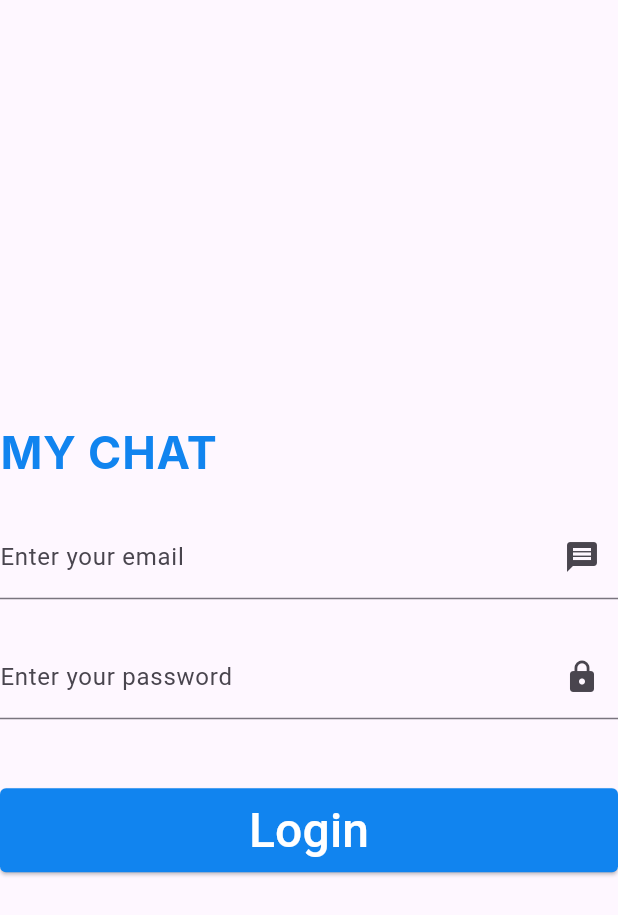
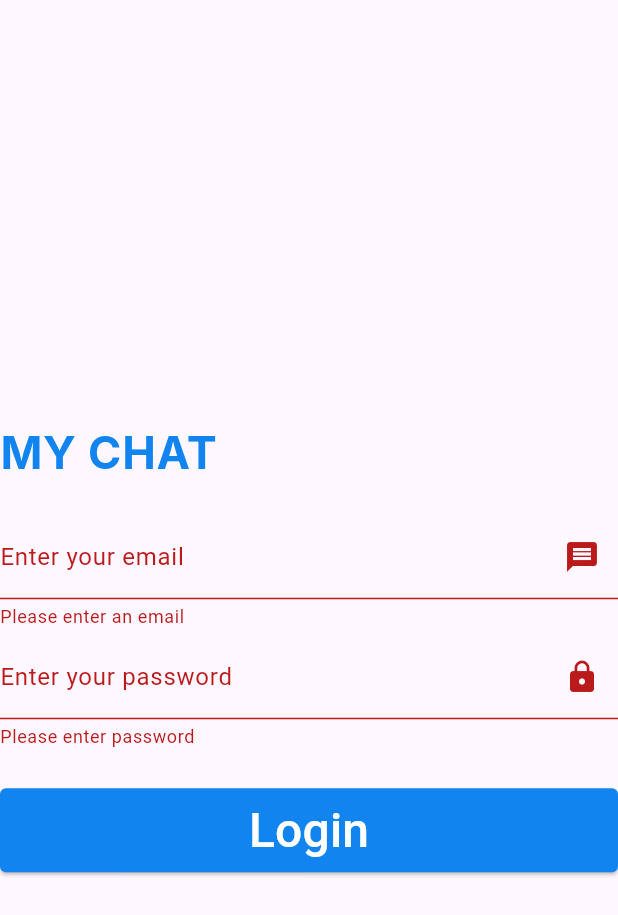
Before and after one commit to konradqweleg/MyChatClient, a Flutter app: the LoginForm screen opened directly, after a tap on "Login", on a phone screen of 412 x 824 dp. Shown: the top 915 px of the screen. Run offline on Flutter 3.47's test engine with Material 2 defaults, Android fonts, the phone set to English and light mode, and no system bars; our stand-ins replace email_validator, google_fonts.

Commit message:
Bug fix with failure to go from main view to login panel. Adding format validators in the login view.

```diff
--- a/lib/animations/PageRouteTransition.dart
+++ b/lib/animations/PageRouteTransition.dart
@@ -1,3 +1,5 @@
+import 'dart:developer';
+
 import 'package:flutter/material.dart';
 
 
@@ -7,6 +9,7 @@ class PageRouteTransition{
     return PageRouteBuilder(
       pageBuilder: (context, animation, secondaryAnimation) => Scaffold(body:destinationWidget),
       transitionsBuilder: (context, animation, secondaryAnimation, child) {
+
         const begin = Offset(0.0, 1.0);
         const end = Offset.zero;
         const curve = Curves.ease;
--- a/lib/login_and_registration/common/input_login.dart
+++ /dev/null
@@ -1,20 +0,0 @@
-import 'package:flutter/material.dart';
-import 'package:my_chat_client/login_and_registration/style/style_login_and_registration.dart';
-
-class InputLogin extends StatelessWidget {
-  const InputLogin({super.key});
-
-  @override
-  Widget build(BuildContext context) {
-    return SizedBox(
-      height: StyleLoginAndRegistration.defaultInputHeight,
-      child: TextFormField(
-        decoration: const InputDecoration(
-          suffixIcon: Icon(Icons.message),
-          border: UnderlineInputBorder(),
-          labelText: 'Enter your email',
-        ),
-      ),
-    );
-  }
-}
--- /dev/null
+++ b/lib/login_and_registration/common/input_mail.dart
@@ -0,0 +1,39 @@
+import 'package:email_validator/email_validator.dart';
+import 'package:flutter/material.dart';
+import 'package:my_chat_client/login_and_registration/style/style_login_and_registration.dart';
+
+class InputEmail extends StatelessWidget {
+  InputEmail(this.emailController, {super.key});
+
+  TextEditingController emailController;
+
+  String? getErrorMessageInvalidMailFormat(String? email) {
+    const validFormat = null;
+
+    if (email == null || email.isEmpty) {
+      return 'Please enter an email';
+    } else if (!EmailValidator.validate(email)) {
+      return 'The email address is in an invalid format';
+    }
+
+    return validFormat;
+  }
+
+  @override
+  Widget build(BuildContext context) {
+    return SizedBox(
+      height: StyleLoginAndRegistration.defaultInputHeight,
+      child: TextFormField(
+        controller: emailController,
+        validator: (emailAddress) {
+          return getErrorMessageInvalidMailFormat(emailAddress);
+        },
+        decoration: const InputDecoration(
+          suffixIcon: Icon(Icons.message),
+          border: UnderlineInputBorder(),
+          labelText: 'Enter your email',
+        ),
+      ),
+    );
+  }
+}
--- a/lib/login_and_registration/common/input_password.dart
+++ b/lib/login_and_registration/common/input_password.dart
@@ -4,11 +4,26 @@ import 'package:my_chat_client/login_and_registration/style/style_login_and_regi
 class InputPassword extends StatelessWidget {
   const InputPassword({super.key});
 
+
+  String? getErrorMessageInvalidPasswordFormat(String? password) {
+    const validFormat = null;
+
+    if (password == null || password.isEmpty) {
+      return 'Please enter password';
+    }
+
+    return validFormat;
+  }
+
+
   @override
   Widget build(BuildContext context) {
     return SizedBox(
       height: StyleLoginAndRegistration.defaultInputHeight,
       child: TextFormField(
+        validator: (password) {
+          return getErrorMessageInvalidPasswordFormat(password);
+        },
         obscureText: true,
         decoration: const InputDecoration(
           suffixIcon: Icon(Icons.lock),
--- a/lib/login_and_registration/common/main_action_button.dart
+++ b/lib/login_and_registration/common/main_action_button.dart
@@ -26,8 +26,17 @@ class MainActionButtonState extends State<MainActionButton> {
           child: ElevatedButton(
             onPressed: widget.action,
             style: ButtonStyle(
+              overlayColor: MaterialStateProperty.resolveWith<Color?>(
+                (Set<MaterialState> states) {
+                  if (states.contains(MaterialState.pressed)) {
+                    return MainAppStyle.darkMainColorApp;
+                  }
+                  return null;
+                },
+              ),
               foregroundColor: MaterialStateProperty.all(Colors.white),
-              backgroundColor: MaterialStateProperty.all(MainAppStyle.mainColorApp),
+              backgroundColor:
+                  MaterialStateProperty.all(MainAppStyle.mainColorApp),
               padding: MaterialStateProperty.all(
                 const EdgeInsets.only(left: 10, right: 10, top: 5, bottom: 5),
               ),
--- a/lib/login_and_registration/login/login.dart
+++ b/lib/login_and_registration/login/login.dart
@@ -2,7 +2,7 @@ import 'dart:developer';
 import 'package:flutter/material.dart';
 import 'package:my_chat_client/login_and_registration/common/create_new_account.dart';
 import 'package:my_chat_client/login_and_registration/common/reset_password.dart';
-import 'package:my_chat_client/login_and_registration/login/login_with_google_or_facebook.dart';
+import 'package:my_chat_client/login_and_registration/login/other_form_login/login_with_google_or_facebook.dart';
 
 import '../../style/main_style.dart';
 import 'login_form.dart';
--- a/lib/login_and_registration/login/login_form.dart
+++ b/lib/login_and_registration/login/login_form.dart
@@ -1,5 +1,7 @@
+import 'dart:developer';
+
 import 'package:flutter/material.dart';
-import 'package:my_chat_client/login_and_registration/common/input_login.dart';
+import 'package:my_chat_client/login_and_registration/common/input_mail.dart';
 import 'package:my_chat_client/login_and_registration/common/input_password.dart';
 import 'package:my_chat_client/login_and_registration/common/main_action_button.dart';
 
@@ -21,7 +23,12 @@ class LoginFormState extends State<LoginForm> {
 
   @override
   Widget build(BuildContext context) {
+
+    TextEditingController emailController = TextEditingController();
+    TextEditingController passwordController = TextEditingController();
+
     //return Placeholder();
+    String email;
     return Scaffold(
       body: Form(
           key: _formKey,
@@ -33,10 +40,24 @@ class LoginFormState extends State<LoginForm> {
                 child:  const NameApp(),
               ),
               SizedBox(height: breakBetweenNameAppAndForm),
-              const InputLogin(),
+              InputEmail(emailController),
               const InputPassword(),
               const SizedBox(height: 10,),
-              MainActionButton(text: 'Login', action: ()=>{}),
+              MainActionButton(text: 'Login', action: (){ //When function has ()=>{} is one line //(){} is anonymus multiline
+
+
+               log(emailController!.text);
+                final String textt =emailController!.text;
+
+              if (_formKey.currentState!.validate()) {
+
+                  ScaffoldMessenger.of(context).showSnackBar( SnackBar(content:  Text(textt!.toString())));
+              }
+
+
+
+              }
+              ),
 
             ],
           )),
--- a/lib/login_and_registration/login/login_with_google_or_facebook.dart
+++ b/lib/login_and_registration/login/other_form_login/login_with_google_or_facebook.dart
@@ -1,6 +1,8 @@
 import 'package:flutter/material.dart';
-import 'package:my_chat_client/login_and_registration/login/login_facebook.dart';
-import 'package:my_chat_client/login_and_registration/login/login_google.dart';
+
+import 'login_facebook.dart';
+import 'login_google.dart';
+
 
 class LoginWithGoogleOrFacebook extends StatelessWidget {
   const LoginWithGoogleOrFacebook({super.key});
--- a/lib/style/main_style.dart
+++ b/lib/style/main_style.dart
@@ -2,6 +2,7 @@ import 'package:flutter/material.dart';
 
 class MainAppStyle{
   static const mainColorApp = Color(0xFF1184EF);
+  static const darkMainColorApp = Color(0xff0c69bf);
   static EdgeInsets  defaultMainPadding = const EdgeInsets.all(20.0);
   static const defaultButtonRound = 4.0;
 
--- a/pubspec.yaml
+++ b/pubspec.yaml
@@ -37,6 +37,7 @@ dependencies:
   # The following adds the Cupertino Icons font to your application.
   # Use with the CupertinoIcons class for iOS style icons.
   cupertino_icons: ^1.0.2
+  email_validator: '^2.1.16'
 
 dev_dependencies:
   flutter_test:
```
Also changed, not shown: lib/login.dart (deleted, +0 -340 lines), lib/login_and_registration/login/other_form_login/login_facebook.dart (renamed from lib/login_and_registration/login/login_google.dart, +9 -7 lines), lib/login_and_registration/login/other_form_login/login_google.dart (renamed from lib/login_and_registration/login/login_facebook.dart, +9 -7 lines), lib/login_page.dart (deleted, +0 -81 lines), lib/start_app.dart (+7 -6 lines), pubspec.lock.
